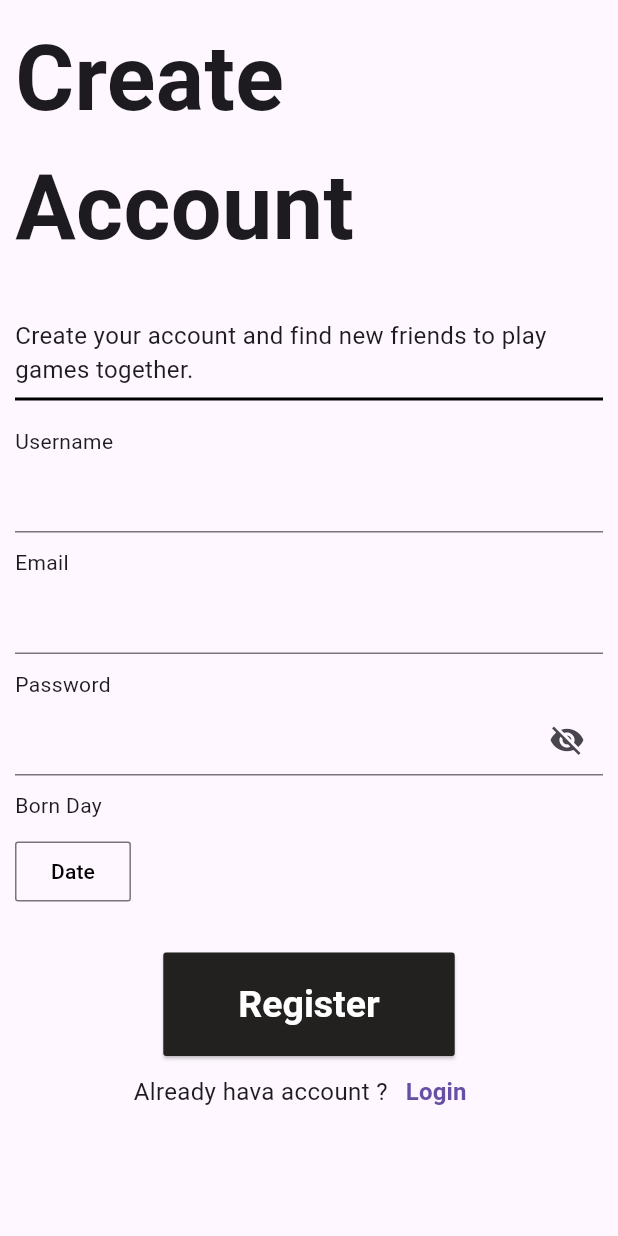
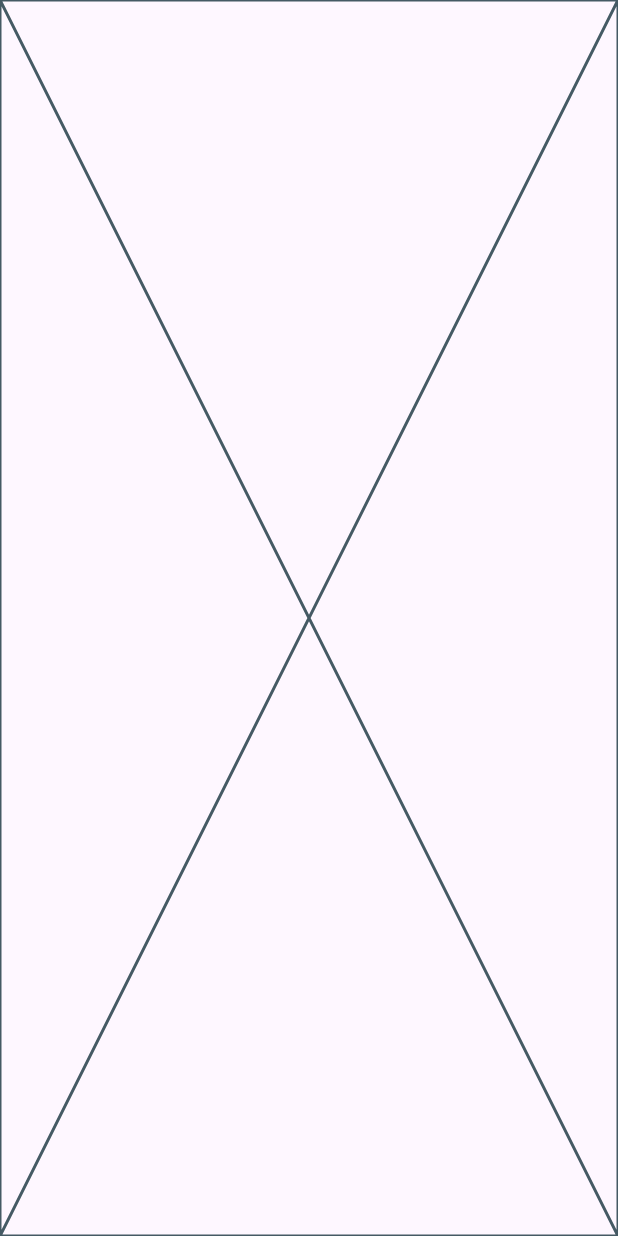
Before and after one commit to Ohlavrac/player2, a Flutter app: the screen it shows after launch, after a tap on "Login", on a phone screen of 412 x 824 dp. Run offline on Flutter 3.47's test engine with Material 3 defaults, Android fonts, the phone set to English and light mode, and no system bars; our stand-ins replace cloud_firestore, firebase_auth, firebase_core; accounts and stored records are empty; generated files the repository leaves out were written again; network calls fail.

Commit message:
feat: start login screen

```diff
--- a/lib/app_widget.dart
+++ b/lib/app_widget.dart
@@ -1,5 +1,6 @@
 import 'package:flutter/material.dart';
 import 'package:player2/domain/repositories/auth_repository.dart';
+import 'package:player2/presentation/ui/login/login_page.dart';
 import 'package:player2/presentation/ui/register/register_page.dart';
 import 'package:player2/presentation/ui/register/register_page_2.dart';
 import 'package:provider/provider.dart';
@@ -24,6 +25,7 @@ class AppWidget extends StatelessWidget {
         initialRoute: "/register",
         routes: {
           "/": (context) => MainScreen(),
+          "/login": (context) => LoginPage(),
           "/register": (context) => RegisterPage(),
           "/register/informations": (context) => RegisterPage2()
         },
--- /dev/null
+++ b/lib/presentation/ui/login/login_page.dart
@@ -0,0 +1,21 @@
+import 'package:flutter/material.dart';
+
+class LoginPage extends StatelessWidget {
+  const LoginPage({super.key});
+
+  @override
+  Widget build(BuildContext context) {
+    return Scaffold(
+      body: LoginView(),
+    );
+  }
+}
+
+class LoginView extends StatelessWidget {
+  const LoginView({super.key});
+
+  @override
+  Widget build(BuildContext context) {
+    return const Placeholder();
+  }
+}
--- a/lib/presentation/ui/register/register_content_01.dart
+++ b/lib/presentation/ui/register/register_content_01.dart
@@ -174,7 +174,9 @@ class _RegisterContent01State extends State<RegisterContent01> {
                 mainAxisAlignment: MainAxisAlignment.center,
                 children: [
                   Text("Already hava account ?", style: TextStyle(fontSize: 16),),
-                  TextButton(onPressed: () {}, child: Text("Login", style: TextStyle(fontWeight: FontWeight.bold, fontSize: 16),))
+                  TextButton(onPressed: () {
+                    Navigator.pushNamed(context, "/login");
+                  }, child: Text("Login", style: TextStyle(fontWeight: FontWeight.bold, fontSize: 16),))
                 ],
               ),
             ]
```
